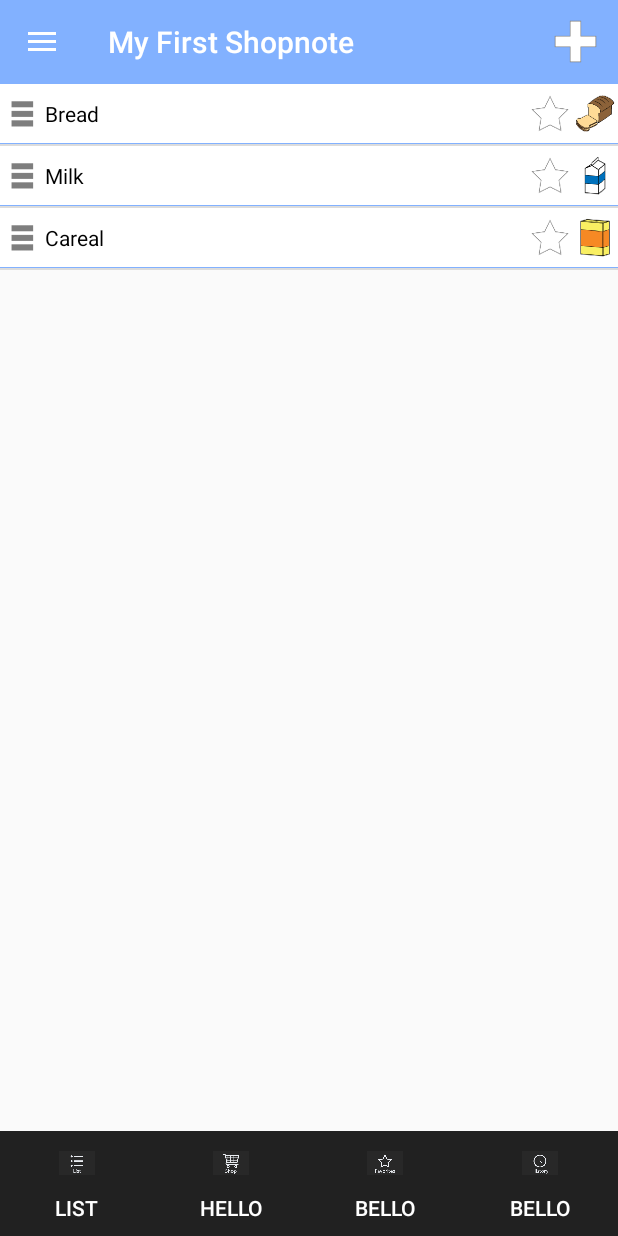
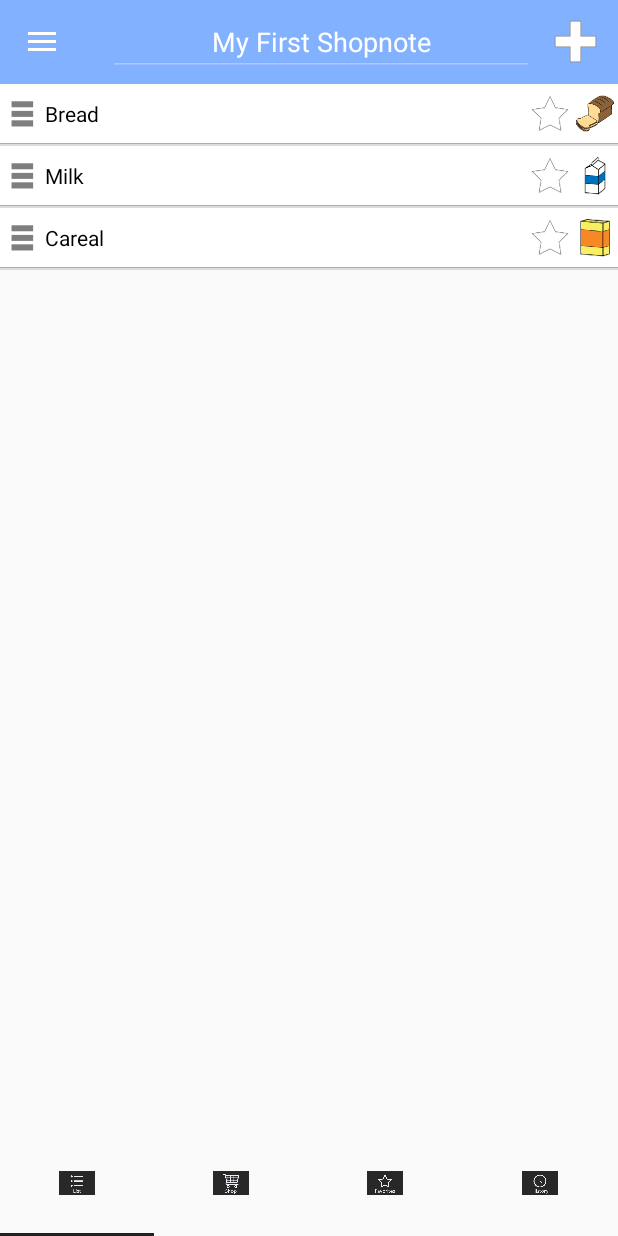
Before and after one commit to sjunaidkhaan/spnote, an Android app: the screen it shows after launch (MainActivity), on a phone screen of 412 x 824 dp. Run offline under Robolectric (Android 15) with nearby library versions, the phone set to English and light mode, and no system bars.

Commit message:
Checker Merger

```diff
--- a/ShopNote/app/src/main/java/com/ingentive/shopnote/FragmentDrawer.java
+++ b/ShopNote/app/src/main/java/com/ingentive/shopnote/FragmentDrawer.java
@@ -175,8 +175,6 @@ public class FragmentDrawer extends Fragment {
         public void onRequestDisallowInterceptTouchEvent(boolean disallowIntercept) {
 
         }
-
-
     }
 
     public interface FragmentDrawerListener {
--- a/ShopNote/app/src/main/java/com/ingentive/shopnote/MainActivity.java
+++ b/ShopNote/app/src/main/java/com/ingentive/shopnote/MainActivity.java
@@ -10,6 +10,7 @@ import android.support.v7.widget.Toolbar;
 import android.view.Menu;
 import android.view.MenuItem;
 import android.view.View;
+import android.widget.EditText;
 import android.widget.Toast;
 
 import com.ingentive.shopnote.fragments.FeedbackFragment;
@@ -38,12 +39,14 @@ public class MainActivity extends AppCompatActivity implements FragmentDrawer.Fr
     String fileName = "empty file";
     AlertDialog.Builder builder1;
     AlertDialog.Builder alertDialogBuilder;
+    private EditText editTitle;
 
     @Override
     protected void onCreate(Bundle savedInstanceState) {
         super.onCreate(savedInstanceState);
         setContentView(R.layout.activity_main);
         mToolbar = (Toolbar) findViewById(R.id.app_bar);
+        editTitle = (EditText)findViewById(R.id.etTitleEdit);
 
         try {
             if (fileName.equals("empty file")) {
@@ -83,6 +86,8 @@ public class MainActivity extends AppCompatActivity implements FragmentDrawer.Fr
         drawerFragment.setUp(R.id.fragment_navigation_drawer, (DrawerLayout) findViewById(R.id.drawer_layout), mToolbar);
         drawerFragment.setDrawerListener(this);
         displayView(3);
+        editTitle.setText("My First Shopnote");
+        editTitle.setEnabled(false);
         firstDialog();
         MyFirstNoteFragment fragment = new MyFirstNoteFragment();
 
--- a/ShopNote/app/src/main/java/com/ingentive/shopnote/fragments/MyFirstNoteFragment.java
+++ b/ShopNote/app/src/main/java/com/ingentive/shopnote/fragments/MyFirstNoteFragment.java
@@ -44,10 +44,10 @@ public class MyFirstNoteFragment extends android.support.v4.app.Fragment {
             @Override
             public void run() {
                 tabLayout.setupWithViewPager(viewPager);
-                tabLayout.getTabAt(0).setIcon(R.drawable.list_unselected).setText("LIST");
-            tabLayout.getTabAt(1).setIcon(R.drawable.shop_unselected).setText("HELLO");
-            tabLayout.getTabAt(2).setIcon(R.drawable.favorites_unselected).setText("BELLO");
-                tabLayout.getTabAt(3).setIcon(R.drawable.history_unselected).setText("BELLO");
+                tabLayout.getTabAt(0).setIcon(R.drawable.list_unselected);
+                tabLayout.getTabAt(1).setIcon(R.drawable.shop_unselected);
+                tabLayout.getTabAt(2).setIcon(R.drawable.favorites_unselected);
+                tabLayout.getTabAt(3).setIcon(R.drawable.history_unselected);
             }
         });
 
@@ -86,7 +86,7 @@ public class MyFirstNoteFragment extends android.support.v4.app.Fragment {
          */
         @Override
         public CharSequence getPageTitle(int position) {
-            switch (position) {
+           /* switch (position) {
                 case 0:
                     return "List";
                 case 1:
@@ -95,7 +95,7 @@ public class MyFirstNoteFragment extends android.support.v4.app.Fragment {
                     return "Favorits";
                 case 3:
                     return "History";
-            }
+            }*/
 
             return null;
         }
--- a/ShopNote/app/src/main/java/com/ingentive/shopnote/fragments/ShopFragment.java
+++ b/ShopNote/app/src/main/java/com/ingentive/shopnote/fragments/ShopFragment.java
@@ -1,16 +1,22 @@
 package com.ingentive.shopnote.fragments;
 
+import android.annotation.SuppressLint;
+import android.content.SharedPreferences;
 import android.os.Bundle;
 import android.support.v4.app.Fragment;
+import android.support.v7.widget.Toolbar;
 import android.view.LayoutInflater;
 import android.view.View;
 import android.view.ViewGroup;
+import android.widget.EditText;
 
 import com.ingentive.shopnote.R;
 
 
 public class ShopFragment extends Fragment {
 
+    private Toolbar mToolbar;
+    private EditText editTitle;
     public ShopFragment() {
         // Required empty public constructor
     }
@@ -18,13 +24,19 @@ public class ShopFragment extends Fragment {
     @Override
     public void onCreate(Bundle savedInstanceState) {
         super.onCreate(savedInstanceState);
+
     }
-
+    @SuppressLint("SimpleDateFormat")
     @Override
     public View onCreateView(LayoutInflater inflater, ViewGroup container,
                              Bundle savedInstanceState) {
         // Inflate the layout for this fragment
-        return inflater.inflate(R.layout.fragment_shop, container, false);
+        //return inflater.inflate(R.layout.fragment_shop, container, false);
+        View view = inflater.inflate(R.layout.fragment_shop, container, false);
+        View toolbar_view = inflater.inflate(R.layout.toolbar, container, false);
+        editTitle = (EditText) toolbar_view.findViewById(R.id.etTitleEdit);
+        editTitle.setEnabled(true);
+        editTitle.setText("EditText");
+        return view;
     }
-
 }
--- a/ShopNote/app/src/main/res/layout/tab_layout.xml
+++ b/ShopNote/app/src/main/res/layout/tab_layout.xml
@@ -18,7 +18,6 @@
         android:layout_weight="3"
         android:layout_height="100dp"
         android:id="@+id/tabs"
-        android:background="#212121"
         app:tabIndicatorColor="#212121"
         app:tabSelectedTextColor="#FFFFFF"
         app:tabTextColor="@android:color/white"
--- a/ShopNote/app/src/main/res/layout/toolbar.xml
+++ b/ShopNote/app/src/main/res/layout/toolbar.xml
@@ -7,4 +7,11 @@
     android:background="?attr/colorPrimary"
     android:minHeight="?attr/actionBarSize"
     local:popupTheme="@style/ThemeOverlay.AppCompat.Light"
-    local:theme="@style/ThemeOverlay.AppCompat.Dark.ActionBar" />
+    local:theme="@style/ThemeOverlay.AppCompat.Dark.ActionBar" >
+    <EditText
+        android:layout_width="match_parent"
+        android:layout_height="match_parent"
+        android:id="@+id/etTitleEdit"
+        android:textColor="@android:color/white"
+        android:gravity="center"/>
+    </android.support.v7.widget.Toolbar>
```
Also changed, not shown: ShopNote/app/src/main/res/drawable/email.png.
